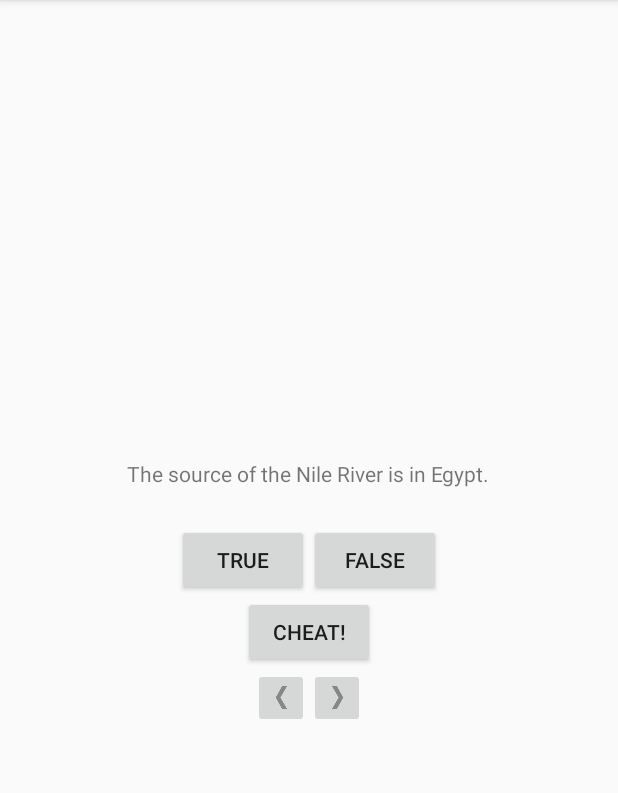
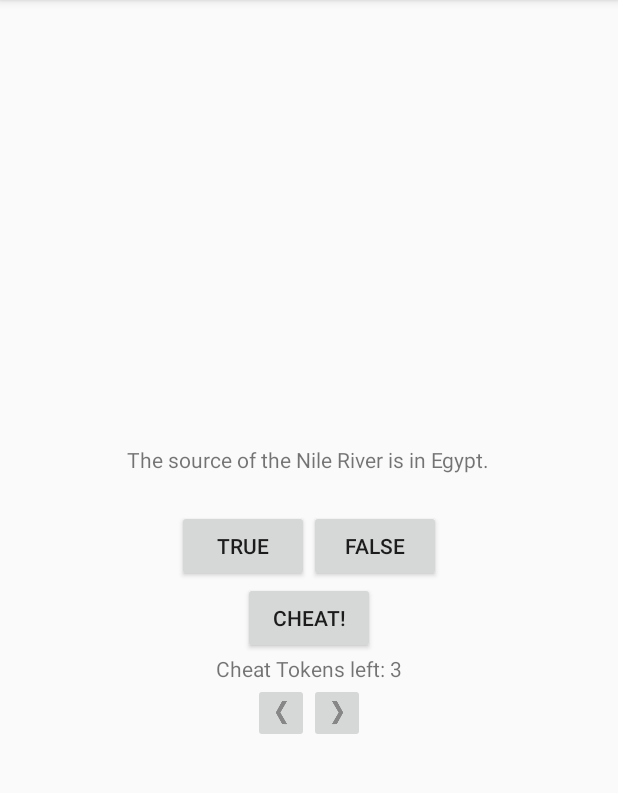
Before and after one commit to kohnewlife/Android-QuizApp, an Android app: the screen it shows after launch (Quiz), on a phone screen of 412 x 824 dp, the part 84-877 px from its top. Run offline under Robolectric (Android 15) with nearby library versions, the phone set to English and light mode, and no system bars.

Commit message:
add cheat token text view to quiz layout

```diff
--- a/app/src/main/java/com/example/skyz/android_quizapp/Quiz.java
+++ b/app/src/main/java/com/example/skyz/android_quizapp/Quiz.java
@@ -17,6 +17,7 @@ import java.util.Stack;
 public class Quiz extends AppCompatActivity {
 
     private TextView mQuestionTextView;
+    private TextView mCheatTokenTextView;
 
     private Button mTrueButton;
     private Button mFalseButton;
@@ -72,6 +73,7 @@ public class Quiz extends AppCompatActivity {
 
         // All the views
         mQuestionTextView = findViewById(R.id.question_text_view);
+        mCheatTokenTextView = findViewById(R.id.cheat_token_text_view);
         mTrueButton = findViewById(R.id.true_button);
         mFalseButton = findViewById(R.id.false_button);
         mCheatButton = findViewById(R.id.cheat_button);
@@ -79,6 +81,9 @@ public class Quiz extends AppCompatActivity {
         mNextButton = findViewById(R.id.next_button);
 
         updateQuestion(mCurrentIndex);   // initially update question
+        // Set texts
+        mCheatTokenTextView.setText(getString(R.string.cheat_token, mCheatTokens));
+
         // The  onClick listeners
         mQuestionTextView.setOnClickListener(new View.OnClickListener() {
             @Override
--- a/app/src/main/res/layout-land/activity_quiz.xml
+++ b/app/src/main/res/layout-land/activity_quiz.xml
@@ -33,12 +33,23 @@
 
     </LinearLayout>
 
-    <Button
-        android:id="@+id/cheat_button"
+    <LinearLayout
         android:layout_width="wrap_content"
         android:layout_height="wrap_content"
-        android:layout_gravity="bottom|center_horizontal"
-        android:text="@string/cheat_button"/>
+        android:orientation="vertical"
+        android:layout_gravity="bottom|center_horizontal">
+        <TextView
+            android:id="@+id/cheat_token_text_view"
+            android:layout_width="wrap_content"
+            android:layout_height="wrap_content"
+            tools:text="@string/cheat_token"/>
+        <Button
+            android:id="@+id/cheat_button"
+            android:layout_width="match_parent"
+            android:layout_height="match_parent"
+            android:text="@string/cheat_button"/>
+    </LinearLayout>
+
 
     <!--<LinearLayout-->
         <!--android:layout_width="wrap_content"-->
--- a/app/src/main/res/layout/activity_quiz.xml
+++ b/app/src/main/res/layout/activity_quiz.xml
@@ -39,6 +39,12 @@
         android:layout_height="wrap_content"
         android:text="@string/cheat_button"/>
 
+    <TextView
+        android:id="@+id/cheat_token_text_view"
+        android:layout_width="wrap_content"
+        android:layout_height="wrap_content"
+        tools:text="@string/cheat_token"/>
+
     <LinearLayout
         android:layout_width="wrap_content"
         android:layout_height="wrap_content"
--- a/app/src/main/res/values/strings.xml
+++ b/app/src/main/res/values/strings.xml
@@ -11,6 +11,7 @@
     <string name="cheat_button">Cheat!</string>
     <string name="judgement_toast">You cheated!</string>
     <string name="api_level">API Level %1$d</string>
+    <string name="cheat_token">Cheat Tokens left: %1$d</string>
 
     <string name="question_australia">Canberra is the capital of Australia.</string>
     <string name="question_mideast">The Suez Canal connects the Read Sea and the Indian
```
